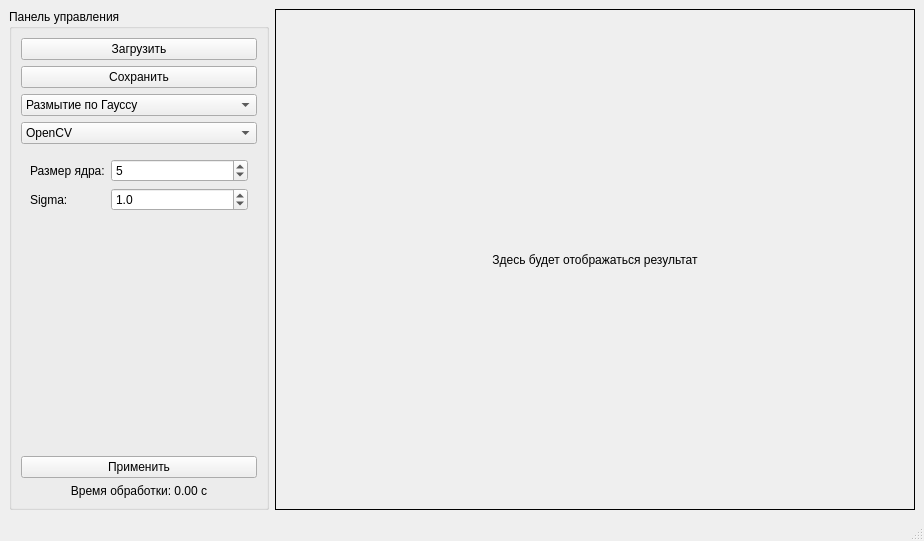
Above: mainwindow.ui from KorroZzion/SIMD_image_filtration before the change. Below: the same form after it.
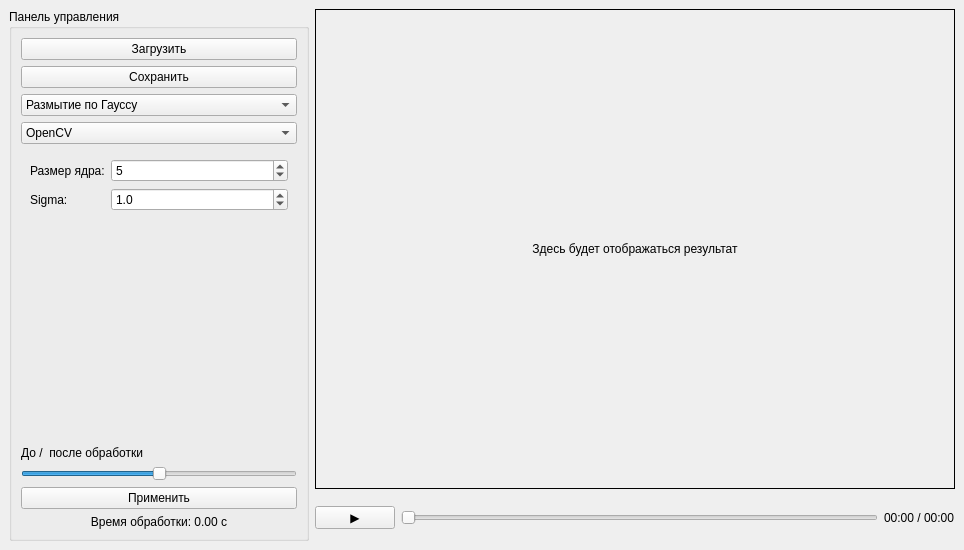
That is the form after the change.

Commit message: Added videslider, comparisonSlider

```diff
--- a/mainwindow.ui
+++ b/mainwindow.ui
@@ -6,8 +6,8 @@
    <rect>
     <x>0</x>
     <y>0</y>
-    <width>869</width>
-    <height>541</height>
+    <width>964</width>
+    <height>550</height>
    </rect>
   </property>
   <property name="windowTitle">
@@ -341,6 +341,26 @@
          </widget>
         </widget>
        </item>
+       <item>
+        <widget class="QLabel" name="label">
+         <property name="text">
+          <string>До /  после обработки</string>
+         </property>
+        </widget>
+       </item>
+       <item>
+        <widget class="QSlider" name="comparisonSlider">
+         <property name="maximum">
+          <number>100</number>
+         </property>
+         <property name="value">
+          <number>50</number>
+         </property>
+         <property name="orientation">
+          <enum>Qt::Orientation::Horizontal</enum>
+         </property>
+        </widget>
+       </item>
        <item>
         <widget class="QPushButton" name="applyButton">
          <property name="text">
@@ -362,6 +382,8 @@
      </widget>
     </item>
     <item>
+     <layout class="QVBoxLayout" name="verticalLayout">
+      <item>
      <widget class="QLabel" name="imageLabel">
       <property name="minimumSize">
        <size>
@@ -380,6 +402,33 @@
       </property>
      </widget>
     </item>
+      <item>
+       <layout class="QHBoxLayout" name="horizontalLayout_3">
+        <item>
+         <widget class="QPushButton" name="pauseButton">
+          <property name="text">
+           <string>▶</string>
+          </property>
+         </widget>
+        </item>
+        <item>
+         <widget class="QSlider" name="videoSlider">
+          <property name="orientation">
+           <enum>Qt::Orientation::Horizontal</enum>
+          </property>
+         </widget>
+        </item>
+        <item>
+         <widget class="QLabel" name="videoTimeLabel">
+          <property name="text">
+           <string>00:00 / 00:00</string>
+          </property>
+         </widget>
+        </item>
+       </layout>
+      </item>
+     </layout>
+    </item>
    </layout>
   </widget>
   <widget class="QMenuBar" name="menubar">
@@ -392,7 +441,6 @@
     </rect>
    </property>
   </widget>
-  <widget class="QStatusBar" name="statusbar"/>
  </widget>
  <resources/>
  <connections/>
```
Left out of the diff: 2 changed lines with no effect on the pictures. Lines whose indentation alone changed are shown as unchanged. The commit also changes 1471 other files.
